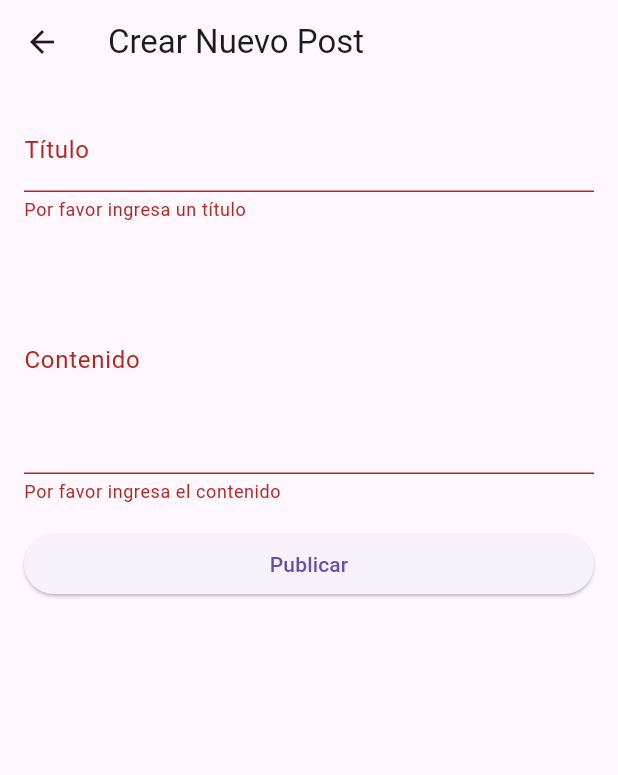
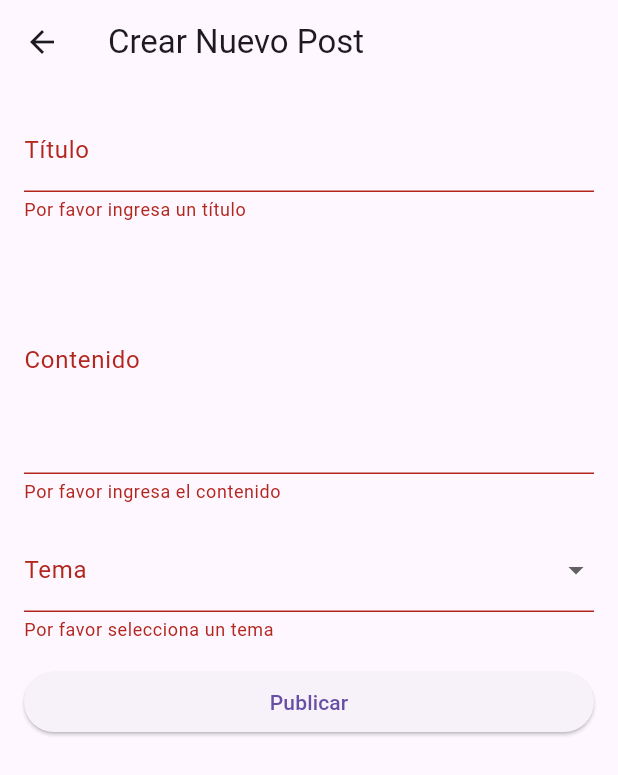
Before and after one commit to CarlosPel/Proyecto-DAM, a Flutter app: the CreatePostScreen screen opened by its route, after a tap on "Publicar", on a phone screen of 412 x 824 dp. Shown: the top 775 px of the screen. Run offline on Flutter 3.47's test engine with Material 3 defaults, Android fonts, the phone set to English and light mode, and no system bars; our stand-ins replace country_code_picker, shared_preferences; accounts and stored records are empty.

Commit message:
feat: Update article model to require imgUrl, add NewsState singleton, and implement topic enum
- Modified Article class to make imgUrl a required field.
- Introduced NewsState singleton to manage news data across the application.
- Added Topic enum for predefined topics.
- Enhanced CreatePostScreen to include topic selection and improved post creation logic.
- Updated NewsScreen to utilize NewsState for managing news articles and added refresh functionality.
- Updated app_data.dart to remove sensitive API key.
- Added SQL script to insert initial topics into the database.
- Updated pubspec.lock to reflect dependency version changes.

```diff
--- a/app/frontend/flutter_application_1/lib/classes/article.dart
+++ b/app/frontend/flutter_application_1/lib/classes/article.dart
@@ -2,7 +2,7 @@ class Article {
   String title;
   String snippet;
   String url;
-  String? imgUrl;
+  String imgUrl;
   String datetime;
   String source;
 
@@ -10,7 +10,7 @@ class Article {
     required this.title,
     required this.snippet,
     required this.url,
-    this.imgUrl,
+    required this.imgUrl,
     required this.datetime,
     required this.source,
   });
--- a/app/frontend/flutter_application_1/lib/data/app_data.dart
+++ b/app/frontend/flutter_application_1/lib/data/app_data.dart
@@ -1,4 +1,3 @@
 class AppData {
   static const String name = 'AGORA';
-  static const String apiKey = 'e7ec6e3d5a6b4341a37feffd3d91aab9';
 }
--- /dev/null
+++ b/app/frontend/flutter_application_1/lib/enums/topic.dart
@@ -0,0 +1,4 @@
+enum Topic {
+  socialismo,
+  democracia,
+}
--- a/app/frontend/flutter_application_1/lib/screens/create_post_screen.dart
+++ b/app/frontend/flutter_application_1/lib/screens/create_post_screen.dart
@@ -1,5 +1,11 @@
+import 'dart:convert';
+
 import 'package:flutter/material.dart';
 import 'package:flutter_application_1/classes/article.dart';
+import 'package:flutter_application_1/data/routes.dart';
+import 'package:flutter_application_1/data/user_data.dart';
+import 'package:flutter_application_1/enums/topic.dart';
+import 'package:http/http.dart' as http;
 
 class CreatePostScreen extends StatefulWidget {
   final Article? article;
@@ -12,17 +18,84 @@ class CreatePostScreen extends StatefulWidget {
 
 class CreatePostScreenState extends State<CreatePostScreen> {
   final _formKey = GlobalKey<FormState>();
-  String _title = '';
-  String _content = '';
+  late Topic _topic;
+  final TextEditingController _titleController = TextEditingController();
+  final TextEditingController _contentController = TextEditingController();
+  //late int? parentPost;
 
-  void _submitPost() {
+  Future<void> _createPost({Article? article}) async {
+    final String title = _titleController.text;
+    final String content = _contentController.text;
+
+    // URL del backend
+    final String backendUrl = 'http://10.0.2.2:5000/posts/create';
+    final Map<String, String> userData = await getUserData();
+
     if (_formKey.currentState!.validate()) {
+      try {
+        // Guarda la respuesta (de tipo Response) de la solicitud HTTP POST
+        final response = await http.post(
+          Uri.parse(backendUrl),
 
+          // Se especifica el tipo de contenido como JSON
+          headers: {
+            'Authorization': 'Bearer ${userData['token']}',
+            'Content-Type': 'application/json'
+          },
+
+          //title, content, nation, topic, parent_post, noticia
+          // Se envía el cuerpo de la solicitud codificado como JSON
+          body: jsonEncode({
+            'title': title,
+            'content': content,
+            'nation': userData['countryCode'],
+            'topic': _topic.name,
+            'parent_post': '', //parentPost ?? '',
+            'noticia_title': article?.title,
+            'noticia_content': article?.snippet,
+            'noticia_url': article?.url,
+            'noticia_datetime': article?.datetime,
+            'noticia_source': article?.source,
+          }),
+        );
+
+        // Verifica si la respuesta es exitosa (código 200)
+        if (response.statusCode == 201) {
+          if (mounted) {
+            // Decodifica la respuesta JSON
+            final responseData = jsonDecode(response.body);
+
+            // Mensaje de éxito
+            ScaffoldMessenger.of(context).showSnackBar(
+              SnackBar(content: Text(responseData['message'])),
+            );
+
+            Navigator.pushNamed(context, AppRoutes.homeScreen);
+          }
+        } else {
+          if (mounted) {
+            // Mensaje de error
+            ScaffoldMessenger.of(context).showSnackBar(
+              SnackBar(content: Text('Error: ${response.body}')),
+            );
+          }
+        }
+      } catch (e) {
+        // Manejar errores de conexión con el backend
+        if (mounted) {
+          // Mensaje de error
+          ScaffoldMessenger.of(context).showSnackBar(
+            SnackBar(content: Text('Error de conexión: $e')),
+          );
+        }
+      }
     }
   }
 
   @override
   Widget build(BuildContext context) {
+    final Article? article = widget.article;
+
     return Scaffold(
       appBar: AppBar(
         title: Text('Crear Nuevo Post'),
@@ -34,35 +107,32 @@ class CreatePostScreenState extends State<CreatePostScreen> {
           child: Column(
             crossAxisAlignment: CrossAxisAlignment.stretch,
             children: [
-              if (widget.article != null) ...[
+              if (article != null) ...[
                 Text(
-                  widget.article!.title,
+                  article.title,
                   style: TextStyle(fontSize: 18, fontWeight: FontWeight.bold),
                 ),
                 SizedBox(height: 8),
                 Text(
-                  widget.article!.snippet,
+                  article.snippet,
                   style: TextStyle(fontSize: 16),
                 ),
                 SizedBox(height: 16),
               ],
               TextFormField(
-                initialValue: _title, // Muestra el título inicial
                 decoration: InputDecoration(labelText: 'Título'),
+                controller: _titleController,
                 validator: (value) {
                   if (value == null || value.isEmpty) {
                     return 'Por favor ingresa un título';
                   }
                   return null;
                 },
-                onSaved: (value) {
-                  _title = value!;
-                },
               ),
               SizedBox(height: 16),
               TextFormField(
-                initialValue: _content, // Muestra el contenido inicial
                 decoration: InputDecoration(labelText: 'Contenido'),
+                controller: _contentController,
                 maxLines: 5,
                 validator: (value) {
                   if (value == null || value.isEmpty) {
@@ -70,13 +140,31 @@ class CreatePostScreenState extends State<CreatePostScreen> {
                   }
                   return null;
                 },
-                onSaved: (value) {
-                  _content = value!;
+              ),
+              SizedBox(height: 16),
+              DropdownButtonFormField<Topic>(
+                decoration: InputDecoration(labelText: 'Tema'),
+                items: Topic.values.map((Topic topic) {
+                  return DropdownMenuItem<Topic>(
+                    value: topic,
+                    child: Text(topic.name),
+                  );
+                }).toList(),
+                onChanged: (Topic? newValue) {
+                  setState(() {
+                    _topic = newValue!;
+                  });
+                },
+                validator: (value) {
+                  if (value == null) {
+                    return 'Por favor selecciona un tema';
+                  }
+                  return null;
                 },
               ),
               SizedBox(height: 16),
               ElevatedButton(
-                onPressed: _submitPost,
+                onPressed: () => _createPost(article: article),
                 child: Text('Publicar'),
               ),
             ],
```
Also changed, not shown: app/frontend/flutter_application_1/lib/classes/news_state.dart (added, +15 -0 lines), app/frontend/flutter_application_1/lib/data/user_data.dart (+17 -4 lines), app/frontend/flutter_application_1/lib/screens/news_screen.dart (+50 -25 lines), app/frontend/flutter_application_1/pubspec.lock, 6 other files.
